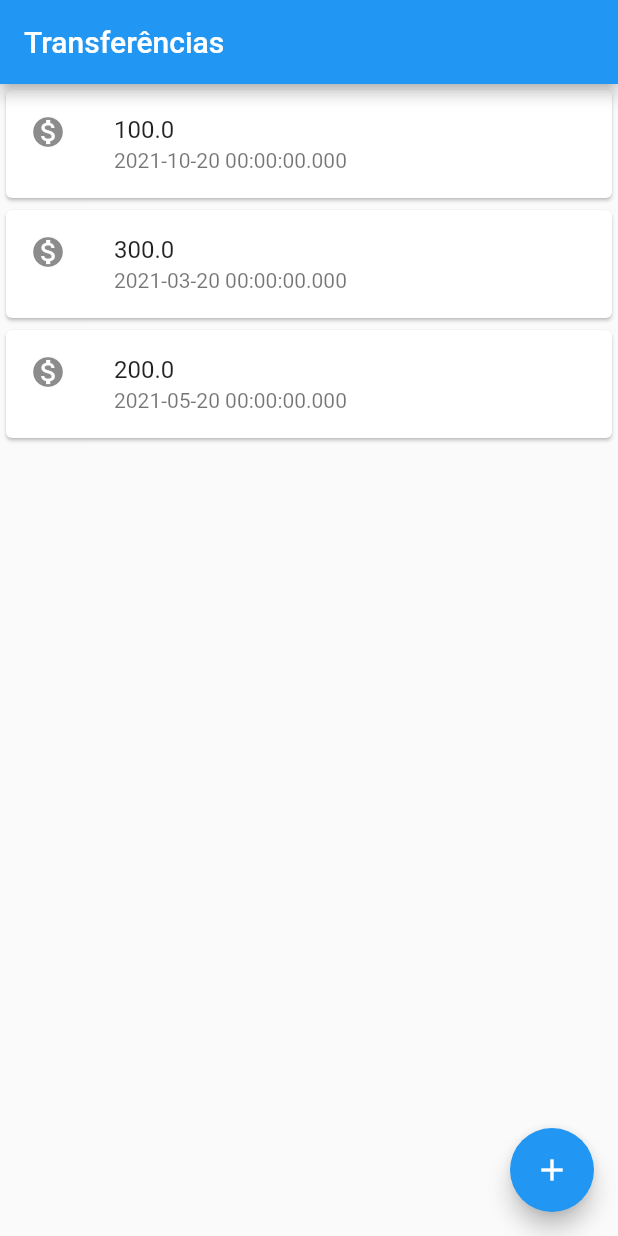
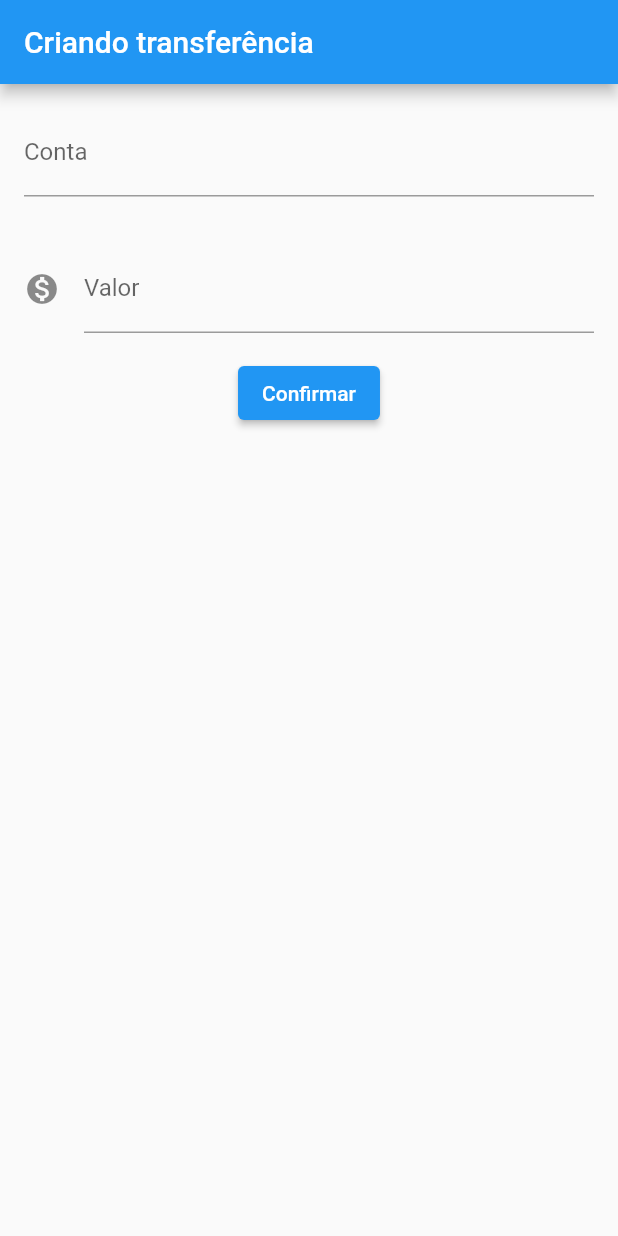
Before and after one commit to 88gm/flutter-bytebank, a Flutter app: the screen it shows after launch, on a phone screen of 412 x 824 dp. Run offline on Flutter 3.47's test engine with Material 2 defaults, Android fonts, the phone set to English and light mode, and no system bars.

```diff
--- a/lib/main.dart
+++ b/lib/main.dart
@@ -1,29 +1,98 @@
 import 'package:flutter/material.dart';
 
-void main() => runApp(
-      MaterialApp(
-        home: Scaffold(
-          body: ListaTransferencia(),
-          appBar: AppBar(
-            title: Text('Transferências'),
-          ),
-          floatingActionButton: FloatingActionButton(
-            onPressed: () {},
-            child: Icon(Icons.add),
-          ),
-        ),
+void main() => runApp(BytebankApp());
+
+class BytebankApp extends StatelessWidget {
+  @override
+  Widget build(BuildContext context) {
+    return MaterialApp(
+      home: Scaffold(
+        body: FormularioTransferencia(),
       ),
     );
+  }
+}
+
+class FormularioTransferencia extends StatelessWidget {
+  final _controladorCampoNrConta = TextEditingController();
+  final _controladorCampoValor = TextEditingController();
+
+  @override
+  Widget build(BuildContext context) {
+    return Scaffold(
+        appBar: AppBar(title: const Text('Criando transferência')),
+        body: Column(
+          children: [
+            Padding(
+              padding: const EdgeInsets.all(16.0),
+              child: TextField(
+                controller: _controladorCampoNrConta,
+                style: const TextStyle(
+                  fontSize: 16.0,
+                ),
+                decoration: const InputDecoration(
+                  labelText: 'Conta',
+                  hintText: '0000',
+                ),
+                keyboardType: TextInputType.number,
+              ),
+            ),
+            Padding(
+              padding: const EdgeInsets.all(16.0),
+              child: TextField(
+                controller: _controladorCampoValor,
+                style: const TextStyle(
+                  fontSize: 16.0,
+                ),
+                decoration: const InputDecoration(
+                  icon: Icon(Icons.monetization_on),
+                  labelText: 'Valor',
+                  hintText: '0.00',
+                ),
+                keyboardType: TextInputType.number,
+              ),
+            ),
+            ElevatedButton(
+              onPressed: () {
+                final int? numeroConta =
+                int.tryParse(_controladorCampoNrConta.text);
+                final double? valor =
+                double.tryParse(_controladorCampoValor.text);
+
+                if (numeroConta != null && valor != null) {
+                  final transferenciaCriada = Transferencia(valor, numeroConta);
+                  ScaffoldMessenger.of(context).showSnackBar(
+                      SnackBar(
+                        content: Text('$transferenciaCriada'),
+                      )
+                  );
+                }
+              },
+              child: const Text('Confirmar'),
+            ),
+          ],
+        ));
+  }
+}
 
 class ListaTransferencia extends StatelessWidget {
   @override
   Widget build(BuildContext context) {
-    return Column(
-      children: [
-        ItemTransferencia(Transferencia(100, DateTime.parse('2021-10-20'))),
-        ItemTransferencia(Transferencia(300, DateTime.parse('2021-03-20'))),
-        ItemTransferencia(Transferencia(200, DateTime.parse('2021-05-20'))),
-      ],
+    return Scaffold(
+      appBar: AppBar(
+        title: Text('Transferências'),
+      ),
+      body: Column(
+        children: [
+          ItemTransferencia(Transferencia(100, 123)),
+          ItemTransferencia(Transferencia(350, 124)),
+          ItemTransferencia(Transferencia(200, 125)),
+        ],
+      ),
+      floatingActionButton: FloatingActionButton(
+        onPressed: () {},
+        child: Icon(Icons.add),
+      ),
     );
   }
 }
@@ -37,9 +106,9 @@ class ItemTransferencia extends StatelessWidget {
   Widget build(BuildContext context) {
     return Card(
       child: ListTile(
-        leading: Icon(Icons.monetization_on),
+        leading: const Icon(Icons.monetization_on),
         title: Text(_transf.valor.toString()),
-        subtitle: Text(_transf.dataTransferencia.toString()),
+        subtitle: Text(_transf.nrConta.toString()),
       ),
     );
   }
@@ -47,7 +116,12 @@ class ItemTransferencia extends StatelessWidget {
 
 class Transferencia {
   final double valor;
-  final DateTime dataTransferencia;
+  final int nrConta;
 
-  Transferencia(this.valor, this.dataTransferencia);
+  Transferencia(this.valor, this.nrConta);
+
+  @override
+  String toString() {
+    return 'Transferencia{valor: $valor, nrConta: $nrConta}';
+  }
 }
```
